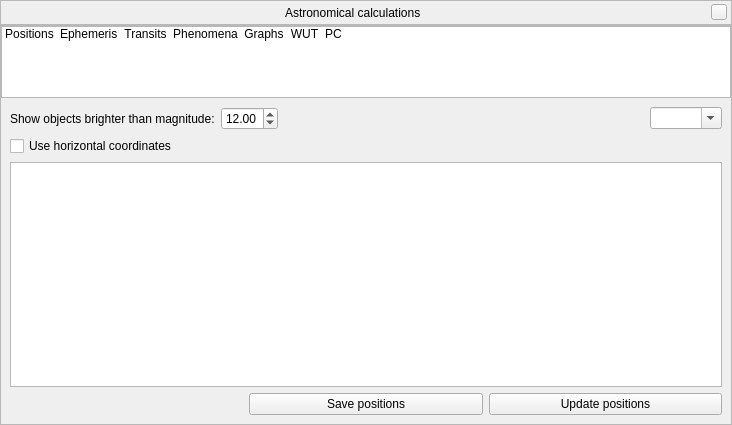
Qt form src/gui/astroCalcDialog.ui (519984307/stellarium_src) before a commit.
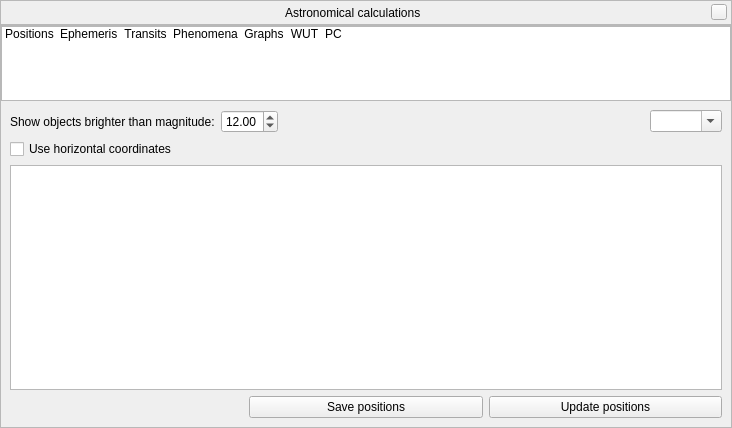
The same form after that commit. Icons and pictures are not drawn. Custom widgets are drawn as their Qt base class.

Commit message:
Fixed main GUI issue
Synced size of stackListWidget for all dialogs

Patch:
```diff
--- a/src/gui/astroCalcDialog.ui
+++ b/src/gui/astroCalcDialog.ui
@@ -7,7 +7,7 @@
     <x>0</x>
     <y>0</y>
     <width>732</width>
-    <height>425</height>
+    <height>428</height>
    </rect>
   </property>
   <layout class="QVBoxLayout" name="verticalLayout">
@@ -153,13 +153,13 @@
         <property name="minimumSize">
          <size>
           <width>0</width>
-          <height>72</height>
+          <height>75</height>
          </size>
         </property>
         <property name="maximumSize">
          <size>
           <width>16777215</width>
-          <height>72</height>
+          <height>75</height>
          </size>
         </property>
         <property name="focusPolicy">
```
The commit also changes 3 other files.
